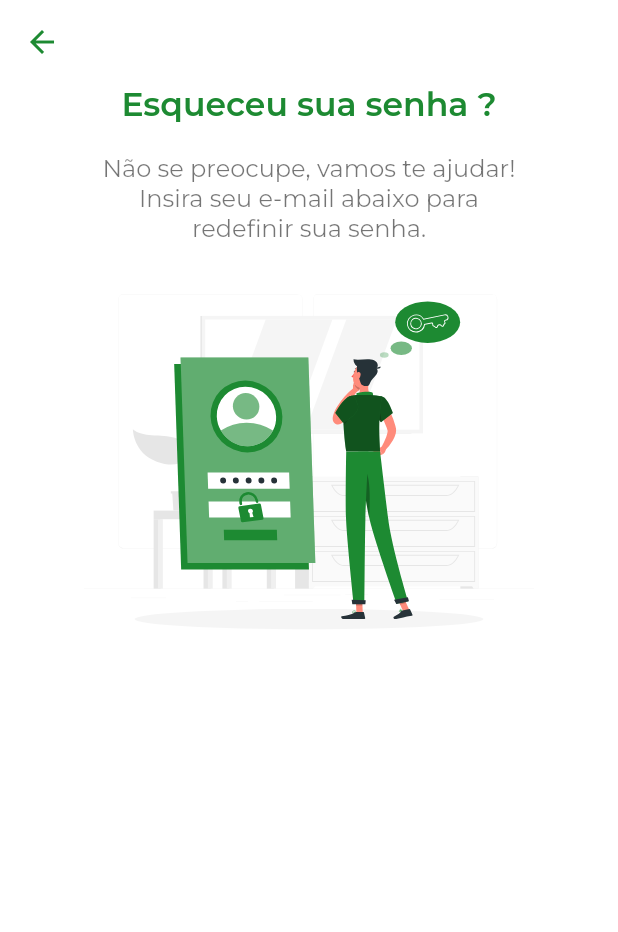
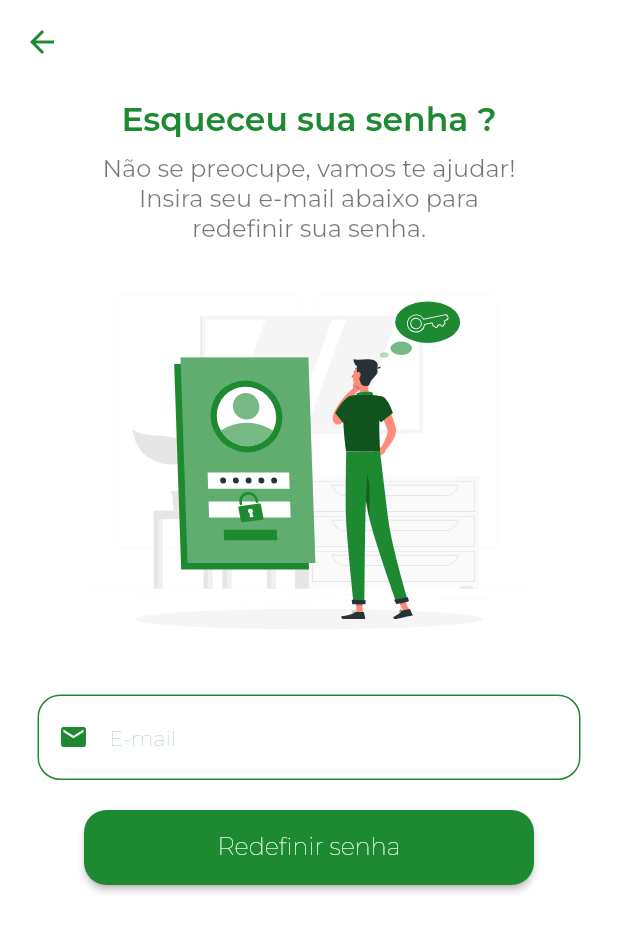
Before and after one commit to orafaelpedrosa/my_crypto, a Flutter app: the ResetPasswordPage screen opened by its route, on a phone screen of 412 x 824 dp. Shown: the top 932 px of the screen. Run offline on Flutter 3.47's test engine with Material 2 defaults, Android fonts, the phone set to English and light mode, and no system bars; drawn by our look-alikes of rounded_loading_button; our stand-ins replace animated_splash_screen, dio, firebase_auth, firebase_core, flutter_dotenv, flutter_modular and 4 more; accounts and stored records are empty.

Commit message:
Correções LoginPage

```diff
--- a/lib/app/app_module.dart
+++ b/lib/app/app_module.dart
@@ -4,7 +4,7 @@ import 'package:mycrypto/app/core/repositories/cryptocurrency_repository.dart';
 import 'package:flutter_modular/flutter_modular.dart';
 import 'package:mycrypto/app/modules/auth/auth_module.dart';
 import 'package:mycrypto/app/modules/auth/modules/login/login_module.dart';
-import 'package:mycrypto/app/modules/auth/modules/login/login_page.dart';
+import 'package:mycrypto/app/modules/auth/modules/login/pages/login_page.dart';
 import 'package:mycrypto/app/modules/auth/stores/auth_check_store.dart';
 import 'package:mycrypto/app/modules/crypto/stores/cryptocurrency_store.dart';
 
--- a/lib/app/modules/auth/auth_check_page.dart
+++ b/lib/app/modules/auth/auth_check_page.dart
@@ -2,7 +2,7 @@ import 'package:flutter/material.dart';
 import 'package:flutter_modular/flutter_modular.dart';
 import 'package:flutter_triple/flutter_triple.dart';
 import 'package:mycrypto/app/core/model/credential_model.dart';
-import 'package:mycrypto/app/modules/auth/modules/login/login_page.dart';
+import 'package:mycrypto/app/modules/auth/modules/login/pages/login_page.dart';
 import 'package:mycrypto/app/modules/auth/modules/login/login_store.dart';
 import 'package:mycrypto/app/modules/crypto/crypto_page.dart';
 
--- a/lib/app/modules/auth/auth_module.dart
+++ b/lib/app/modules/auth/auth_module.dart
@@ -1,7 +1,7 @@
 import 'package:mycrypto/app/modules/auth/auth_repository.dart';
 import 'package:flutter_modular/flutter_modular.dart';
 import 'package:mycrypto/app/modules/auth/modules/login/login_module.dart';
-import 'package:mycrypto/app/modules/auth/modules/login/login_page.dart';
+import 'package:mycrypto/app/modules/auth/modules/login/pages/login_page.dart';
 import 'package:mycrypto/app/modules/auth/modules/login/login_store.dart';
 import 'package:mycrypto/app/modules/auth/modules/register/register_module.dart';
 import 'package:mycrypto/app/modules/auth/stores/auth_check_store.dart';
--- a/lib/app/modules/auth/auth_repository.dart
+++ b/lib/app/modules/auth/auth_repository.dart
@@ -78,9 +78,10 @@ class AuthRepository with Disposable {
     }
   }
 
-  Future<void> authResetPassword(CredentialModel data) async {
+  Future<void> authResetPassword(String email) async {
     try {
-      await _firebaseAuth.sendPasswordResetEmail(email: data.email!);
+      await _firebaseAuth.sendPasswordResetEmail(email: email);
+      log('AuthRepository.authResetPassword: success');
     } on FirebaseAuthException catch (e) {
       if (e.code == 'user-not-found') {
         log('Email não cadastrado');
--- a/lib/app/modules/auth/modules/login/login_module.dart
+++ b/lib/app/modules/auth/modules/login/login_module.dart
@@ -1,8 +1,8 @@
 import 'package:mycrypto/app/modules/auth/auth_repository.dart';
-import 'package:mycrypto/app/modules/auth/modules/login/login_page.dart';
+import 'package:mycrypto/app/modules/auth/modules/login/pages/login_page.dart';
 import 'package:mycrypto/app/modules/auth/modules/login/login_store.dart';
 import 'package:flutter_modular/flutter_modular.dart';
-import 'package:mycrypto/app/modules/auth/modules/login/reset_password_page.dart';
+import 'package:mycrypto/app/modules/auth/modules/login/pages/reset_password_page.dart';
 
 class LoginModule extends Module {
   @override
--- a/lib/app/modules/auth/modules/login/login_store.dart
+++ b/lib/app/modules/auth/modules/login/login_store.dart
@@ -37,9 +37,9 @@ class LoginStore extends NotifierStore<Exception, CredentialModel> {
     );
   }
 
-  Future<void> resetPassword(CredentialModel data) async {
+  Future<void> resetPassword(String email) async {
     setLoading(true);
-    await _authRepository.authResetPassword(data).then((value) {
+    await _authRepository.authResetPassword(email).then((value) {
       setLoading(false);
     }).catchError(
       (error) {
--- /dev/null
+++ b/lib/app/modules/auth/modules/login/pages/reset_password_page.dart
@@ -0,0 +1,106 @@
+import 'dart:developer';
+
+import 'package:flutter/material.dart';
+import 'package:flutter_modular/flutter_modular.dart';
+import 'package:flutter_svg/svg.dart';
+import 'package:mycrypto/app/core/theme/colors.dart';
+import 'package:mycrypto/app/modules/auth/modules/login/login_store.dart';
+import 'package:mycrypto/app/shared/widgets/text_field/text_form_field_widget.dart';
+import 'package:rounded_loading_button/rounded_loading_button.dart';
+
+class ResetPasswordPage extends StatefulWidget {
+  ResetPasswordPage({Key? key}) : super(key: key);
+
+  @override
+  State<ResetPasswordPage> createState() => _ResetPasswordPageState();
+}
+
+class _ResetPasswordPageState
+    extends ModularState<ResetPasswordPage, LoginStore> {
+  TextEditingController resetPassword = TextEditingController();
+  final RoundedLoadingButtonController _btnController1 =
+      RoundedLoadingButtonController();
+  final formKey = GlobalKey<FormState>();
+
+  @override
+  Widget build(BuildContext context) {
+    return Scaffold(
+      appBar: AppBar(
+        backgroundColor: Colors.white,
+        iconTheme: IconThemeData(
+          color: AppColors.primaryColor,
+        ),
+        elevation: 0,
+      ),
+      backgroundColor: Colors.white,
+      body: SingleChildScrollView(
+        physics: ClampingScrollPhysics(),
+        child: Container(
+          padding: EdgeInsets.symmetric(horizontal: 25, vertical: 10),
+          child: Column(
+            children: <Widget>[
+              Padding(
+                padding: const EdgeInsets.only(bottom: 10),
+                child: Text(
+                  'Esqueceu sua senha ?',
+                  style: Theme.of(context).textTheme.headline2!.copyWith(
+                        fontWeight: FontWeight.w600,
+                      ),
+                ),
+              ),
+              Text(
+                'Não se preocupe, vamos te ajudar!\nInsira seu e-mail abaixo para \nredefinir sua senha.',
+                textAlign: TextAlign.center,
+                style: Theme.of(context)
+                    .textTheme
+                    .headline5!
+                    .copyWith(color: Colors.black54),
+              ),
+              SvgPicture.asset(
+                'assets/login/reset_password.svg',
+                width: 300,
+                height: 300,
+              ),
+              TextFormFieldWidget(
+                controller: resetPassword,
+                hintText: 'E-mail',
+                keyboardType: TextInputType.emailAddress,
+                iconData: Icons.email,
+              ),
+              SizedBox(height: 20),
+              RoundedLoadingButton(
+                duration: Duration(seconds: 1),
+                successColor: AppColors.primaryColor,
+                errorColor: Colors.red,
+                successIcon: Icons.check_circle_outline,
+                animateOnTap: true,
+                borderRadius: 15,
+                color: AppColors.primaryColor,
+                child: Text(
+                  'Redefinir senha',
+                  style: Theme.of(context).textTheme.headline1!.copyWith(
+                        fontSize: 16,
+                        color: Colors.white,
+                      ),
+                ),
+                controller: _btnController1,
+                onPressed: () async {
+                  log('ResetPasswordPage. ${resetPassword.text}');
+                  if (formKey.currentState!.validate()) {
+                    await store.resetPassword(resetPassword.text);
+                  } else {
+                    _btnController1.error();
+                    await Future.delayed(
+                      Duration(seconds: 1),
+                      _btnController1.reset,
+                    );
+                  }
+                },
+              ),
+            ],
+          ),
+        ),
+      ),
+    );
+  }
+}
--- a/lib/app/modules/auth/modules/login/reset_password_page.dart
+++ /dev/null
@@ -1,64 +0,0 @@
-import 'package:flutter/material.dart';
-import 'package:flutter_modular/flutter_modular.dart';
-import 'package:flutter_svg/svg.dart';
-import 'package:mycrypto/app/core/theme/colors.dart';
-import 'package:mycrypto/app/modules/auth/modules/login/login_store.dart';
-
-class ResetPasswordPage extends StatefulWidget {
-  ResetPasswordPage({Key? key}) : super(key: key);
-
-  @override
-  State<ResetPasswordPage> createState() => _ResetPasswordPageState();
-}
-
-class _ResetPasswordPageState
-    extends ModularState<ResetPasswordPage, LoginStore> {
-  TextEditingController resetPassword = TextEditingController();
-
-  @override
-  Widget build(BuildContext context) {
-    return Scaffold(
-      appBar: AppBar(
-        backgroundColor: Colors.white,
-        iconTheme: IconThemeData(
-          color: AppColors.primaryColor,
-        ),
-        elevation: 0,
-      ),
-      body: Container(
-        color: Colors.white,
-        child: Row(
-          mainAxisAlignment: MainAxisAlignment.center,
-          children: [
-            Column(
-              children: <Widget>[
-                Padding(
-                  padding: const EdgeInsets.only(bottom: 20),
-                  child: Text(
-                    'Esqueceu sua senha ?',
-                    style: Theme.of(context).textTheme.headline2!.copyWith(
-                          fontWeight: FontWeight.w600,
-                        ),
-                  ),
-                ),
-                Text(
-                  'Não se preocupe, vamos te ajudar!\nInsira seu e-mail abaixo para \nredefinir sua senha.',
-                  textAlign: TextAlign.center,
-                  style: Theme.of(context)
-                      .textTheme
-                      .headline5!
-                      .copyWith(color: Colors.black54),
-                ),
-                SvgPicture.asset(
-                  'assets/login/reset_password.svg',
-                  width: 300,
-                  height: 300,
-                ),
-              ],
-            ),
-          ],
-        ),
-      ),
-    );
-  }
-}
```
Also changed, not shown: lib/app/modules/auth/modules/login/login_page.dart (deleted, +0 -273 lines), lib/app/modules/auth/modules/login/pages/login_page.dart (added, +246 -0 lines), 2 other files.
